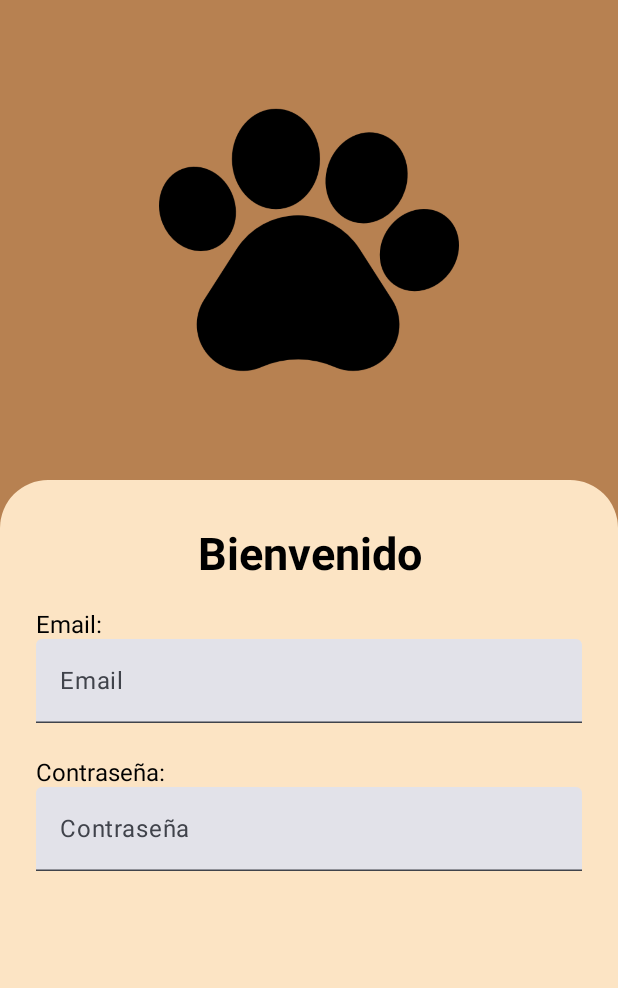
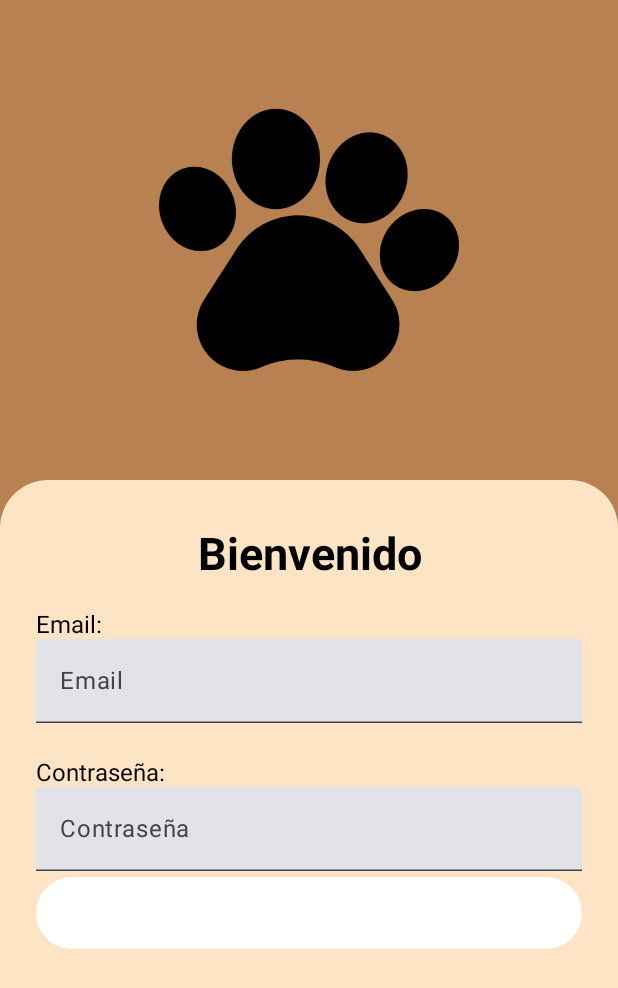
Before and after one commit to hugovidal04/PetsApp, an Android app built with Jetpack Compose: the login screen opened through its navigation route, on a phone screen of 412 x 824 dp. Shown: the top 988 px of the screen. Run offline under Robolectric (Android 15) with nearby library versions, the phone set to English and light mode, and no system bars.

Commit message:
Crea la base del componente para el botón de login

```diff
--- a/app/src/main/java/com/example/petsapp/presentation/components/GlobalComponentes.kt
+++ b/app/src/main/java/com/example/petsapp/presentation/components/GlobalComponentes.kt
@@ -3,8 +3,12 @@ package com.example.petsapp.presentation.components
 import androidx.compose.foundation.Image
 import androidx.compose.foundation.layout.Row
 import androidx.compose.foundation.layout.fillMaxWidth
+import androidx.compose.foundation.layout.height
 import androidx.compose.foundation.layout.size
 import androidx.compose.foundation.text.KeyboardOptions
+import androidx.compose.material3.Button
+import androidx.compose.material3.ButtonColors
+import androidx.compose.material3.ButtonDefaults
 import androidx.compose.material3.ExperimentalMaterial3Api
 import androidx.compose.material3.Text
 import androidx.compose.material3.TextField
@@ -89,3 +93,18 @@ fun PasswordField() {
         colors = TextFieldDefaults.textFieldColors(disabledTextColor = Color.Blue) // TODO añadir mas colores
     )
 }
+
+@Composable
+fun LoginButton() {
+    Button(
+        onClick = { }, modifier = Modifier
+            .fillMaxWidth()
+            .height(48.dp),
+        colors = ButtonDefaults.buttonColors(
+            containerColor = Color.White,
+            disabledContentColor = Color.White
+        )
+    ) {
+        Text(text = "Inicia sesión")
+    }
+}
--- a/app/src/main/java/com/example/petsapp/presentation/login/LoginScreen.kt
+++ b/app/src/main/java/com/example/petsapp/presentation/login/LoginScreen.kt
@@ -24,6 +24,7 @@ import androidx.compose.ui.unit.sp
 import com.example.petsapp.R
 import com.example.petsapp.presentation.components.EmailField
 import com.example.petsapp.presentation.components.ListaImagenes
+import com.example.petsapp.presentation.components.LoginButton
 import com.example.petsapp.presentation.components.NormalText
 import com.example.petsapp.presentation.components.PasswordField
 import com.example.petsapp.ui.theme.FondoPrincipal
@@ -81,6 +82,7 @@ fun LoginScreen() {
                         )
                         PasswordField()
                         Spacer(modifier = Modifier.height(4.dp))
+                        LoginButton()
                     }
                 }
             }
```
